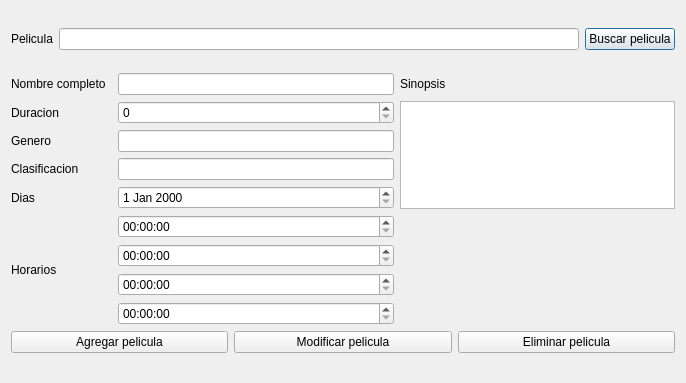
moyeta-tech/Cine, file Proyecto_Cine/peliculas.ui: the form before one commit.
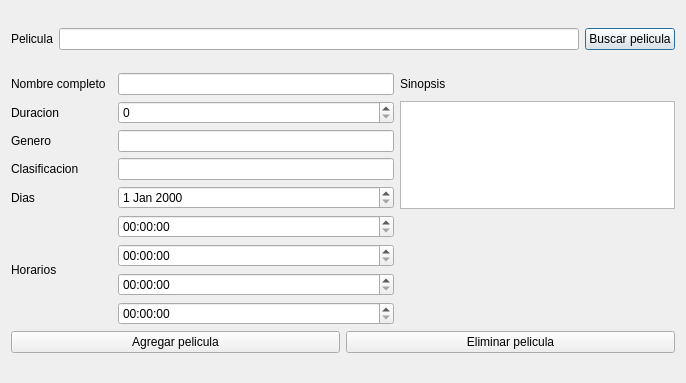
The form after the commit.

What changed in the file:
```diff
--- a/Proyecto_Cine/peliculas.ui
+++ b/Proyecto_Cine/peliculas.ui
@@ -85,13 +85,6 @@
            </property>
           </widget>
          </item>
-         <item>
-          <widget class="QPushButton" name="Boton_modificar">
-           <property name="text">
-            <string>Modificar pelicula</string>
-           </property>
-          </widget>
-         </item>
          <item>
           <widget class="QPushButton" name="Boton_eliimnar">
            <property name="text">
```
